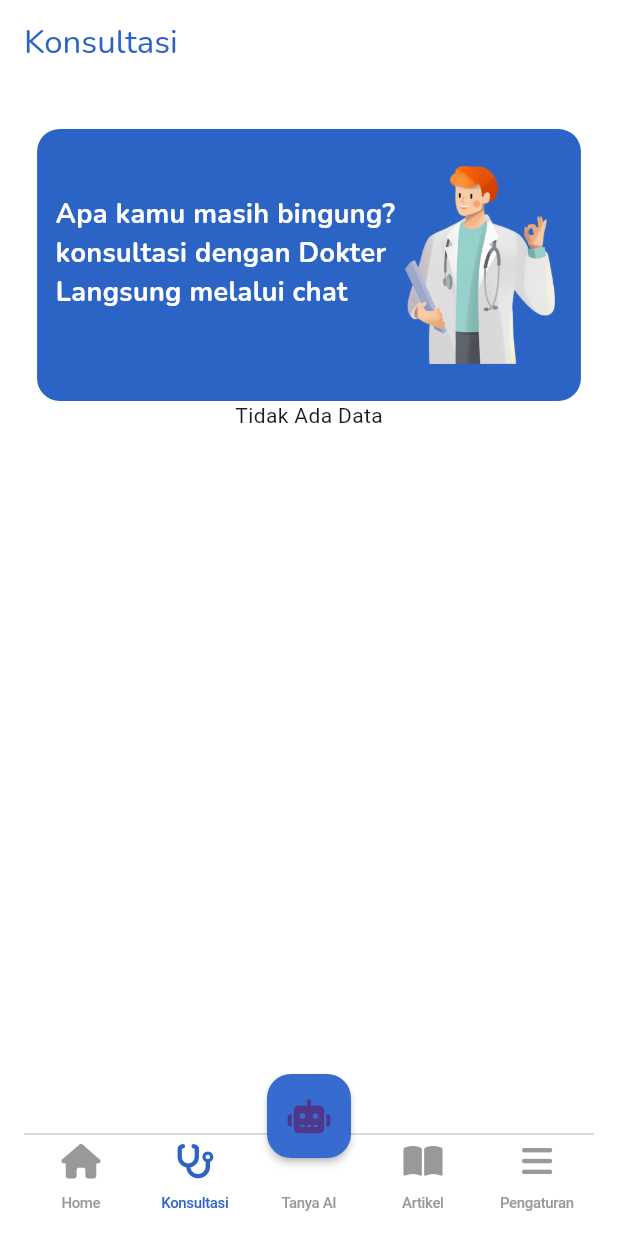
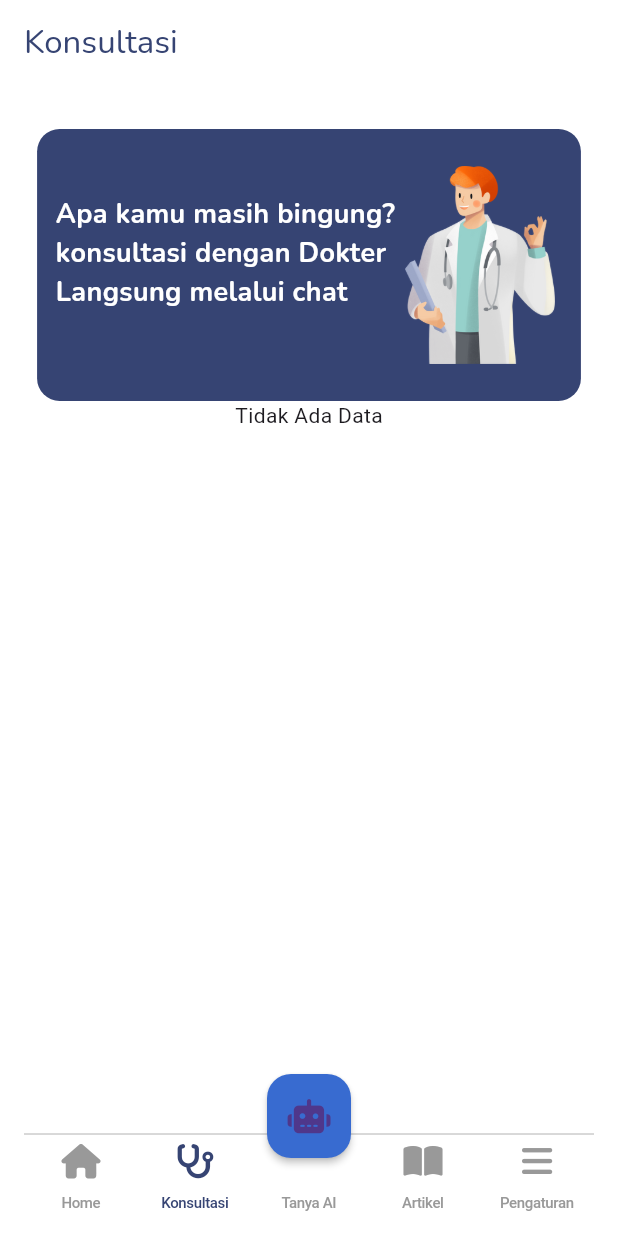
Before and after one commit to Serenity-GSC/md-serenity, a Flutter app: the AppBottomNavBarScreen screen opened directly, item 2 of the bottom bar chosen, on a phone screen of 412 x 824 dp. Run offline on Flutter 3.47's test engine with Material 3 defaults, Android fonts, the phone set to English and light mode, and no system bars; our stand-ins replace animated_text_kit, audio_video_progress_bar, audioplayers, cached_network_image, carousel_slider, cloud_firestore and 22 more; missing offline and left inert: chat_gpt_sdk; accounts and stored records are empty.

Commit message:
Update theme.dart

```diff
--- a/lib/theme.dart
+++ b/lib/theme.dart
@@ -5,7 +5,7 @@ const Color whiteColor = Color(0xffFDFCFC);
 const Color lightGrayColor = Color(0xffFAF2ED);
 const Color lightBrownColor = Color(0xffE1A071);
 const Color blueColor = Color(0xff364473);
-const Color darkBlueColor = Color(0xff2C64C5);
+const Color darkBlueColor = Color(0xff364473);
 const Color redColor = Color(0xffB94545);
 const Color grayColor = Color(0xff9F9F9F);
 const Color creamColor = Color(0xffF2B997);
```
